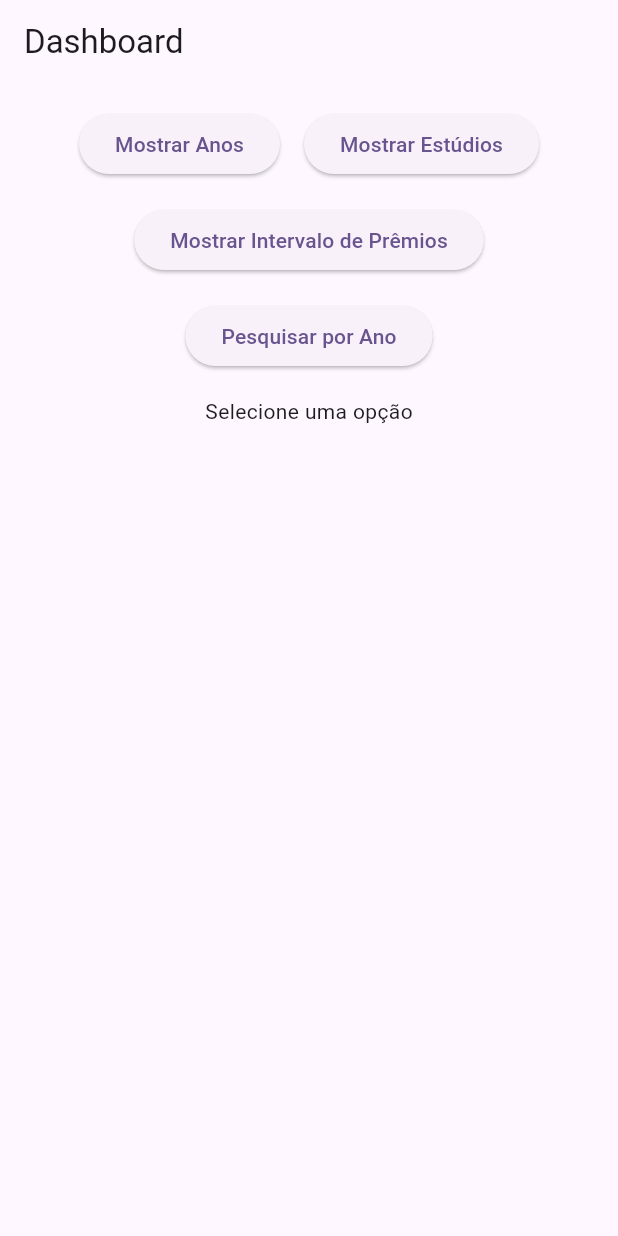
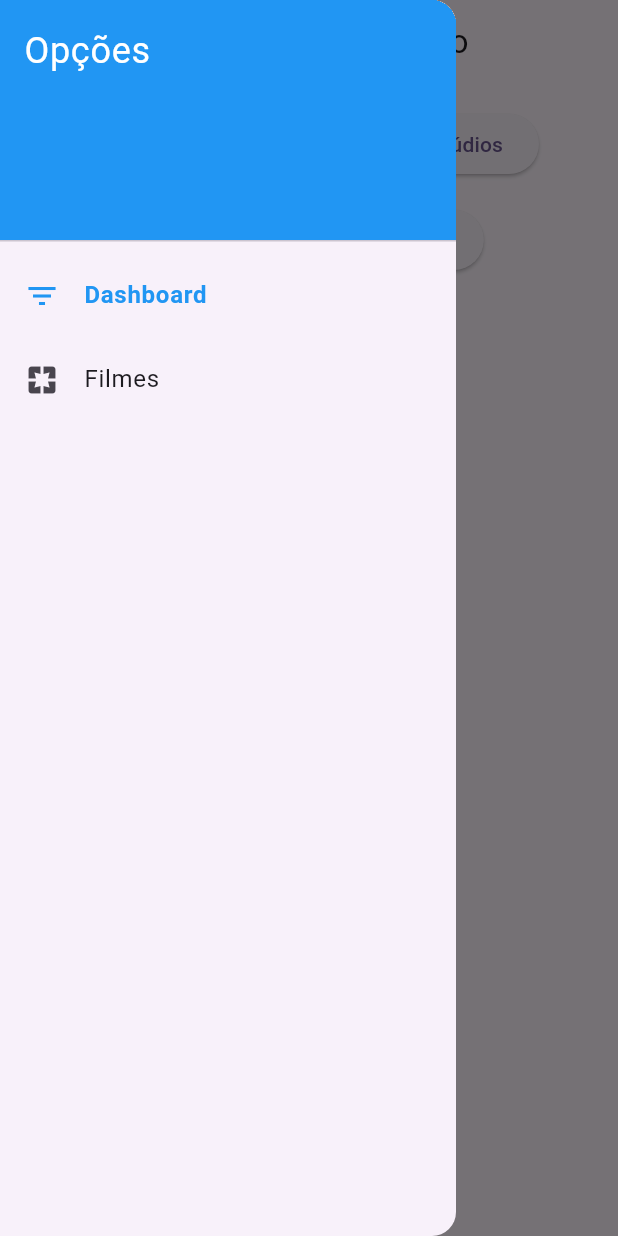
Before and after one commit to gncortes/movies_list, a Flutter app: the screen it shows after launch, with the side drawer open (before the commit the screen has no drawer), on a phone screen of 412 x 824 dp. Run offline on Flutter 3.47's test engine with Material 3 defaults, Android fonts, the phone set to English and light mode, and no system bars; our stand-ins replace dartz, dio.

Commit message:
feat: add navigation

```diff
--- a/lib/presentation/views/dashboard/dashboard_page.dart
+++ b/lib/presentation/views/dashboard/dashboard_page.dart
@@ -1,5 +1,6 @@
 import 'package:flutter/material.dart';
 
+import '../../widgets/drawer/custom_drawer.dart';
 import '../../widgets/widgets.dart';
 import 'dashboard_controller.dart';
 import 'dashboard_states.dart';
@@ -19,8 +20,26 @@ class _DashboardPageState extends State<DashboardPage> {
   @override
   Widget build(BuildContext context) {
     return Scaffold(
+      drawer: CustomDrawer(
+        currentRoute: ModalRoute.of(context)!.settings.name ?? '',
+      ),
       appBar: AppBar(
-        title: const Text('Dashboard'),
+        centerTitle: true,
+        title: ValueListenableBuilder<DashboardComponentState>(
+          valueListenable: controller.selectedComponentNotifier,
+          builder: (context, state, _) {
+            return Text(
+              switch (state) {
+                ShowYearsState() => 'Anos com Mais de um Vencedor',
+                ShowStudiosState() => 'Estúdios com Mais Vitórias',
+                ShowProducerIntervalState() =>
+                  'Intervalo de Prêmios dos Produtores',
+                ShowMoviesByYearSearchState() => 'Pesquisar Filmes por Ano',
+                _ => 'Selecione uma Opção',
+              },
+            );
+          },
+        ),
       ),
       body: ListView(
         children: [
@@ -111,7 +130,7 @@ class _DashboardPageState extends State<DashboardPage> {
                     searchNotifier: controller.movieSearchNotifier,
                     textEditingController: moviesSearchController,
                   ),
-                _ => const Center(child: Text('Selecione uma opção')),
+                _ => const SizedBox(),
               };
             },
           ),
--- a/lib/presentation/views/movies/movies_page.dart
+++ b/lib/presentation/views/movies/movies_page.dart
@@ -1,4 +1,6 @@
 import 'package:flutter/material.dart';
+
+import '../../widgets/drawer/custom_drawer.dart';
 
 class MoviesPage extends StatefulWidget {
   const MoviesPage({super.key});
@@ -10,6 +12,14 @@ class MoviesPage extends StatefulWidget {
 class _MoviesPageState extends State<MoviesPage> {
   @override
   Widget build(BuildContext context) {
-    return const Placeholder();
+    return Scaffold(
+      drawer: CustomDrawer(
+        currentRoute: ModalRoute.of(context)!.settings.name ?? '',
+      ),
+      appBar: AppBar(
+        centerTitle: true,
+        title: const Text('Filmes'),
+      ),
+    );
   }
 }
--- /dev/null
+++ b/lib/presentation/widgets/drawer/custom_drawer.dart
@@ -0,0 +1,77 @@
+import 'package:flutter/material.dart';
+
+class CustomDrawer extends StatelessWidget {
+  final String currentRoute;
+
+  const CustomDrawer({super.key, required this.currentRoute});
+
+  @override
+  Widget build(BuildContext context) {
+    return Drawer(
+      child: ListView(
+        padding: EdgeInsets.zero,
+        children: [
+          const DrawerHeader(
+            decoration: BoxDecoration(
+              color: Colors.blue,
+            ),
+            child: Text(
+              'Opções',
+              style: TextStyle(
+                color: Colors.white,
+                fontSize: 24,
+              ),
+            ),
+          ),
+          // Dashboard Option
+          ListTile(
+            leading: Icon(
+              Icons.filter_list,
+              color: currentRoute == '/dashboard' ? Colors.blue : null,
+            ),
+            title: Text(
+              'Dashboard',
+              style: TextStyle(
+                color: currentRoute == '/dashboard' ? Colors.blue : null,
+                fontWeight:
+                    currentRoute == '/dashboard' ? FontWeight.bold : null,
+              ),
+            ),
+            onTap: currentRoute == '/dashboard'
+                ? null
+                : () {
+                    Navigator.pop(context); // Fecha o Drawer
+                    Navigator.pushReplacementNamed(
+                      context,
+                      '/dashboard',
+                    );
+                  },
+          ),
+          // Movies Option
+          ListTile(
+            leading: Icon(
+              Icons.pages,
+              color: currentRoute == '/movies' ? Colors.blue : null,
+            ),
+            title: Text(
+              'Filmes',
+              style: TextStyle(
+                color: currentRoute == '/movies' ? Colors.blue : null,
+                fontWeight: currentRoute == '/movies' ? FontWeight.bold : null,
+              ),
+            ),
+            onTap: currentRoute == '/movies'
+                ? null
+                : () {
+                    Navigator.pop(context); // Fecha o Drawer
+                    Navigator.pushReplacementNamed(
+                      context,
+                      '/movies',
+                    );
+                  },
+          ),
+        ],
+      ),
+    );
+  }
+}
```
